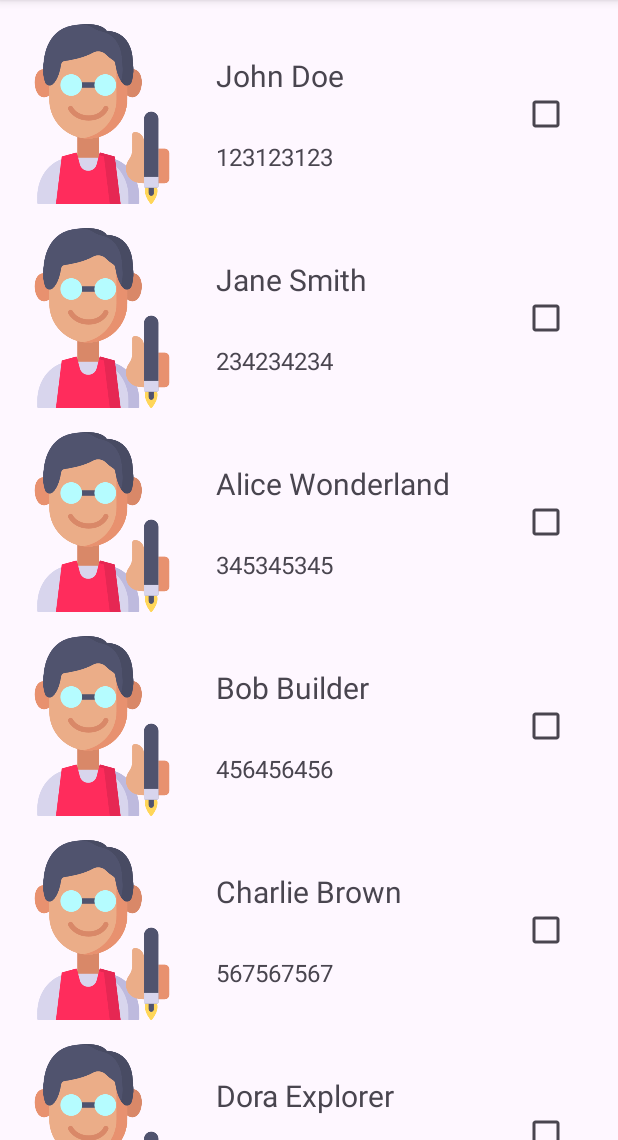
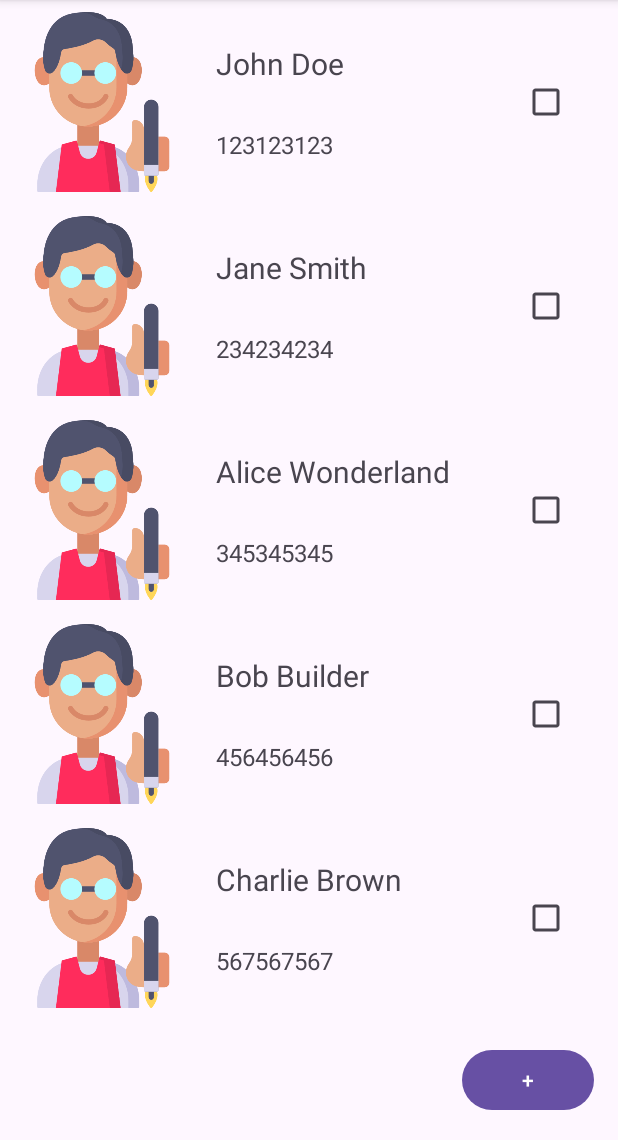
Before and after one commit to iyehuda/students-app, an Android app: the screen it shows after launch (StudentListActivity), on a phone screen of 412 x 824 dp, the part 96-1236 px from its top. Run offline under Robolectric (Android 15) with nearby library versions, the phone set to English and light mode, and no system bars.

Commit message:
Add new student button
* Added a button for adding new student
* This button is currently a stub
* Removed redundant spacer for student item layout

```diff
--- a/app/src/main/res/layout/activity_student_list.xml
+++ b/app/src/main/res/layout/activity_student_list.xml
@@ -9,10 +9,22 @@
     <androidx.recyclerview.widget.RecyclerView
         android:id="@+id/studentList"
         android:layout_width="match_parent"
-        android:layout_height="wrap_content"
-        android:layout_marginTop="8dp"
+        android:layout_height="match_parent"
+        android:layout_marginBottom="72dp"
+        app:layout_constraintBottom_toTopOf="@+id/addStudentButton"
         app:layout_constraintEnd_toEndOf="parent"
+        app:layout_constraintHorizontal_bias="0.0"
         app:layout_constraintStart_toStartOf="parent"
         app:layout_constraintTop_toTopOf="parent" />
 
+    <Button
+        android:id="@+id/addStudentButton"
+        android:layout_width="wrap_content"
+        android:layout_height="wrap_content"
+        android:layout_marginEnd="16dp"
+        android:layout_marginBottom="16dp"
+        android:text="@string/addStudentButtonText"
+        app:layout_constraintBottom_toBottomOf="parent"
+        app:layout_constraintEnd_toEndOf="parent" />
+
 </androidx.constraintlayout.widget.ConstraintLayout>
--- a/app/src/main/res/layout/student_item.xml
+++ b/app/src/main/res/layout/student_item.xml
@@ -48,13 +48,4 @@
         app:layout_constraintEnd_toEndOf="parent"
         app:layout_constraintTop_toTopOf="parent" />
 
-    <Space
-        android:id="@+id/spacer"
-        android:layout_width="match_parent"
-        android:layout_height="1dp"
-        android:background="?android:attr/listDivider"
-        app:layout_constraintBottom_toBottomOf="parent"
-        app:layout_constraintEnd_toEndOf="parent"
-        app:layout_constraintStart_toStartOf="parent" />
-
 </androidx.constraintlayout.widget.ConstraintLayout>
--- a/app/src/main/res/values/strings.xml
+++ b/app/src/main/res/values/strings.xml
@@ -1,3 +1,4 @@
 <resources>
     <string name="app_name">Students App</string>
+    <string name="addStudentButtonText">+</string>
 </resources>
```
